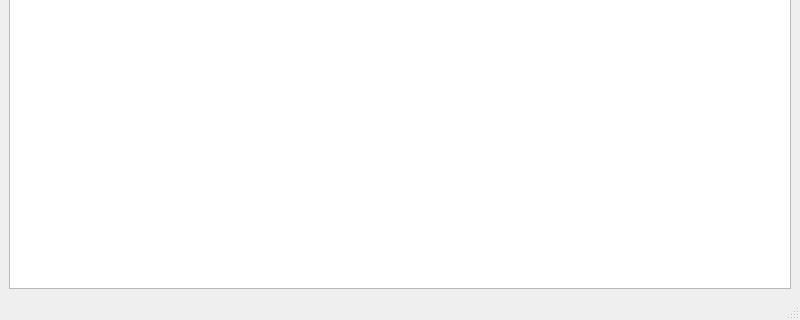
First picture: the form in mainwindow.ui, repository visuve/Duff, before the edit; both pictures show x 0 to 800 and y 280 to 600 of the 800 by 600 pixel window.
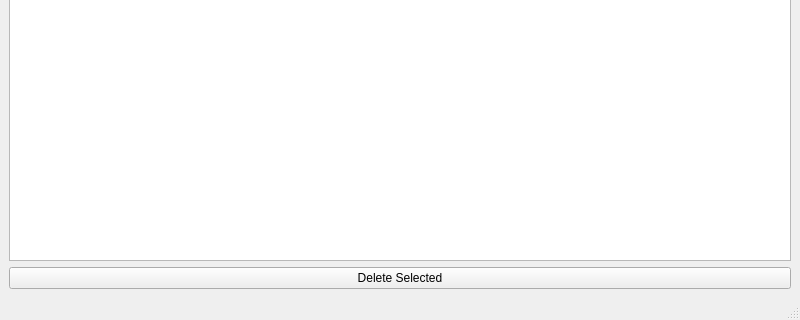
Second picture: the form after the edit.

Commit message: Add mass remove feature

Patch:
```diff
--- a/mainwindow.ui
+++ b/mainwindow.ui
@@ -29,6 +29,13 @@
       </column>
      </widget>
     </item>
+    <item row="1" column="0">
+     <widget class="QPushButton" name="pushButtonDeleteSelected">
+      <property name="text">
+       <string>Delete Selected</string>
+      </property>
+     </widget>
+    </item>
    </layout>
   </widget>
   <widget class="QMenuBar" name="menuBarMain">
```
The commit also changes 1 other file.
